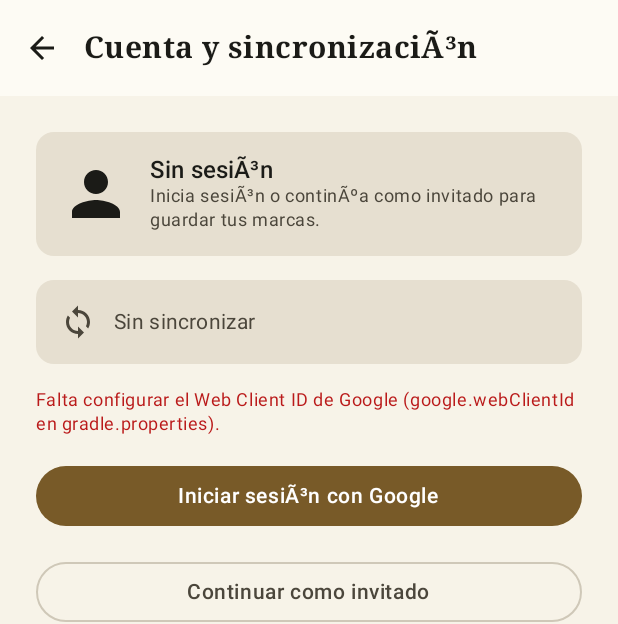
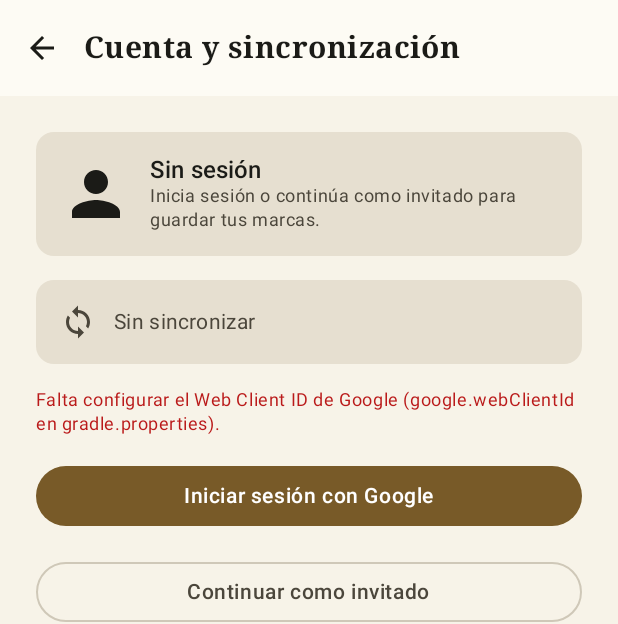
Before and after one commit to ThiKeiW/lol-info-movil, an Android app built with Jetpack Compose: the screen it shows after launch (MainActivity), after a tap on "Continuar como invitado", on a phone screen of 412 x 824 dp. Shown: the top 624 px of the screen. Run offline under Robolectric (Android 15) with nearby library versions, the phone set to English and light mode, and no system bars; our stand-ins replace Dagger/Hilt's generated code, Firebase (no records; nobody signed in at launch, a user with empty details on screens opened directly), Navigation 3, Room's generated code; libraries missing offline, so code that uses them is left out: androidx.hilt.lifecycle; pictures from the network do not load; 3 other taps on this screen came first.

Commit message:
fix: corregir mojibake de acentos y simbolos en strings ES/EN

```diff
--- a/app/src/main/res/values/strings.xml
+++ b/app/src/main/res/values/strings.xml
@@ -2,15 +2,15 @@
     <string name="app_name">LoL SkinScope</string>
 
     <string name="champions_title">Campeones</string>
-    <string name="champions_subtitle">Parche %1$s Â· %2$d campeones</string>
-    <string name="champions_not_synced">CatÃ¡logo sin sincronizar</string>
-    <string name="champions_search_hint">Buscar campeÃ³n</string>
-    <string name="champions_loading">Sincronizando catÃ¡logoâ€¦</string>
-    <string name="champions_empty">No hay campeones todavÃ­a. Pulsa actualizar para sincronizar.</string>
-    <string name="champions_no_results">Sin resultados para Â«%1$sÂ»</string>
+    <string name="champions_subtitle">Parche %1$s · %2$d campeones</string>
+    <string name="champions_not_synced">Catálogo sin sincronizar</string>
+    <string name="champions_search_hint">Buscar campeón</string>
+    <string name="champions_loading">Sincronizando catálogo…</string>
+    <string name="champions_empty">No hay campeones todavía. Pulsa actualizar para sincronizar.</string>
+    <string name="champions_no_results">Sin resultados para «%1$s»</string>
 
-    <string name="champion_detail_title">CampeÃ³n</string>
-    <string name="champion_not_found">CampeÃ³n no encontrado</string>
+    <string name="champion_detail_title">Campeón</string>
+    <string name="champion_not_found">Campeón no encontrado</string>
     <string name="champion_skins_count">Skins (%1$d)</string>
     <string name="skin_legacy">Legado</string>
     <string name="tag_fighter">Luchador</string>
@@ -20,45 +20,45 @@
     <string name="tag_assassin">Asesino</string>
     <string name="tag_support">Soporte</string>
     <string name="skin_rarity_legendary">Legendaria</string>
-    <string name="skin_rarity_mythic">MÃ­tica</string>
-    <string name="skin_rarity_epic">Ã‰pica</string>
+    <string name="skin_rarity_mythic">Mítica</string>
+    <string name="skin_rarity_epic">Épica</string>
     <string name="skin_rarity_rare">Rara</string>
     <string name="skin_rarity_transcendent">Trascendente</string>
     <string name="skin_rarity_ultimate">Definitiva</string>
     <string name="skin_rarity_exalted">Exaltada</string>
     <string name="skin_rarity_other">Especial</string>
     <string name="language_picker">Idioma</string>
-    <string name="language_es_mx">EspaÃ±ol (MX)</string>
-    <string name="language_es_mx_on">âœ“ EspaÃ±ol (MX)</string>
+    <string name="language_es_mx">Español (MX)</string>
+    <string name="language_es_mx_on">✓ Español (MX)</string>
     <string name="language_en_na">English (NA)</string>
-    <string name="language_en_na_on">âœ“ English (NA)</string>
+    <string name="language_en_na_on">✓ English (NA)</string>
     <string name="skin_price_rp">%1$d RP</string>
     <string name="skin_price_me">%1$d EM</string>
     <string name="skin_watch_video">Ver video (SkinSpotlights)</string>
     <string name="skin_audio">Escuchar voz</string>
     <string name="skin_favorite">Marcar como favorita</string>
     <string name="skin_unfavorite">Quitar de favoritas</string>
-    <string name="skin_owned">En posesiÃ³n</string>
+    <string name="skin_owned">En posesión</string>
     <string name="skin_not_owned">No obtenido</string>
 
     <string name="favorites_title">Skins favoritas</string>
-    <string name="favorites_empty">AÃºn no tienes skins favoritas. MÃ¡rcalas con el corazÃ³n en el detalle de un campeÃ³n.</string>
-    <string name="owned_title">En posesiÃ³n</string>
-    <string name="owned_empty">AÃºn no has marcado skins como obtenidas. Toca Â«No obtenidoÂ» en el detalle de un campeÃ³n.</string>
+    <string name="favorites_empty">Aún no tienes skins favoritas. Márcalas con el corazón en el detalle de un campeón.</string>
+    <string name="owned_title">En posesión</string>
+    <string name="owned_empty">Aún no has marcado skins como obtenidas. Toca «No obtenido» en el detalle de un campeón.</string>
     <string name="skins_collection_count">%1$d skins</string>
-    <string name="skins_search_hint">Buscar skin o campeÃ³n</string>
-    <string name="skins_no_results">Sin resultados para Â«%1$sÂ»</string>
+    <string name="skins_search_hint">Buscar skin o campeón</string>
+    <string name="skins_no_results">Sin resultados para «%1$s»</string>
     <string name="filter_legacy">Legado</string>
     <string name="filter_clear">Limpiar filtros</string>
     <string name="skin_video_channel">Video por SkinSpotlights en YouTube</string>
     <string name="skin_video_open_youtube">Abrir en YouTube</string>
-    <string name="skin_video_not_found">No se encontrÃ³ un video para este skin. Revisa tu conexiÃ³n e intÃ©ntalo de nuevo.</string>
+    <string name="skin_video_not_found">No se encontró un video para este skin. Revisa tu conexión e inténtalo de nuevo.</string>
 
-    <string name="audio_champion_voice">Voz del campeÃ³n</string>
+    <string name="audio_champion_voice">Voz del campeón</string>
     <string name="audio_base_voice">Voz base</string>
     <string name="audio_sheet_title">Audios de %1$s</string>
     <string name="audio_section_all">Todo</string>
-    <string name="audio_section_champion_select">SelecciÃ³n</string>
+    <string name="audio_section_champion_select">Selección</string>
     <string name="audio_section_ban">Bloqueo</string>
     <string name="audio_section_movement">Movimiento</string>
     <string name="audio_section_first_move">Primer movimiento</string>
@@ -71,7 +71,7 @@
     <string name="audio_section_laugh">Risa</string>
     <string name="audio_section_dance">Baile</string>
     <string name="audio_section_attack">Ataque</string>
-    <string name="audio_section_basic_attacking">Ataque bÃ¡sico</string>
+    <string name="audio_section_basic_attacking">Ataque básico</string>
     <string name="audio_section_attacking">Atacando</string>
     <string name="audio_section_ability_casting">Habilidades</string>
     <string name="audio_section_kills_objectives">Bajas y objetivos</string>
@@ -82,7 +82,7 @@
     <string name="audio_section_recall">Retirada</string>
     <string name="audio_section_low_health">Vida baja</string>
     <string name="audio_section_shopping">Tienda</string>
-    <string name="audio_section_pinging">SeÃ±ales</string>
+    <string name="audio_section_pinging">Señales</string>
     <string name="audio_section_general">General</string>
     <string name="audio_form_original">Original</string>
     <string name="audio_form_old">Variante antigua</string>
@@ -91,11 +91,11 @@
     <string name="audio_form_indie">Indie</string>
     <string name="audio_form_rising_star">Estrella en ascenso</string>
     <string name="audio_form_superstar">Superestrella</string>
-    <string name="audio_loading">Cargando audiosâ€¦</string>
-    <string name="audio_error">No se pudieron cargar los audios. Revisa tu conexiÃ³n e intÃ©ntalo de nuevo.</string>
-    <string name="audio_empty">No hay audios disponibles para este campeÃ³n.</string>
+    <string name="audio_loading">Cargando audios…</string>
+    <string name="audio_error">No se pudieron cargar los audios. Revisa tu conexión e inténtalo de nuevo.</string>
+    <string name="audio_empty">No hay audios disponibles para este campeón.</string>
     <string name="audio_skin_fallback_note">No hay voces propias para esta skin.</string>
-    <string name="audio_no_transcript">Sin transcripciÃ³n</string>
+    <string name="audio_no_transcript">Sin transcripción</string>
     <string name="audio_localized_badge">Localizado</string>
     <string name="audio_play">Reproducir</string>
     <string name="audio_pause">Pausar</string>
@@ -103,31 +103,31 @@
     <string name="audio_next">Siguiente</string>
     <string name="audio_attribution">Voces: lolsound.com (tercero no oficial). Audio © Riot Games.</string>
 
-    <string name="account_title">Cuenta y sincronizaciÃ³n</string>
-    <string name="account_action_open">Cuenta y sincronizaciÃ³n</string>
-    <string name="account_anonymous_title">SesiÃ³n anÃ³nima</string>
+    <string name="account_title">Cuenta y sincronización</string>
+    <string name="account_action_open">Cuenta y sincronización</string>
+    <string name="account_anonymous_title">Sesión anónima</string>
     <string name="account_anonymous_body">Tus marcas se guardan en este dispositivo. Vincula Google para sincronizarlas entre equipos.</string>
     <string name="account_linked_title">Cuenta de Google</string>
-    <string name="account_signed_out_title">Sin sesiÃ³n</string>
-    <string name="account_signed_out_body">Inicia sesiÃ³n o continÃºa como invitado para guardar tus marcas.</string>
+    <string name="account_signed_out_title">Sin sesión</string>
+    <string name="account_signed_out_body">Inicia sesión o continúa como invitado para guardar tus marcas.</string>
     <string name="account_link_google">Vincular con Google</string>
-    <string name="account_sign_in_google">Iniciar sesiÃ³n con Google</string>
-    <string name="account_sign_out">Cerrar sesiÃ³n</string>
+    <string name="account_sign_in_google">Iniciar sesión con Google</string>
+    <string name="account_sign_out">Cerrar sesión</string>
     <string name="account_continue_guest">Continuar como invitado</string>
     <string name="account_sync_now">Sincronizar ahora</string>
     <string name="account_sync_idle">Sin sincronizar</string>
-    <string name="account_sync_syncing">Sincronizandoâ€¦</string>
-    <string name="account_sync_success">Ãšltima sincronizaciÃ³n: %1$s</string>
-    <string name="account_sync_error">Error de sincronizaciÃ³n: %1$s</string>
+    <string name="account_sync_syncing">Sincronizando…</string>
+    <string name="account_sync_success">Última sincronización: %1$s</string>
+    <string name="account_sync_error">Error de sincronización: %1$s</string>
     <string name="account_google_not_configured">Falta configurar el Web Client ID de Google (google.webClientId en gradle.properties).</string>
-    <string name="account_signed_in_google">SesiÃ³n iniciada con Google</string>
+    <string name="account_signed_in_google">Sesión iniciada con Google</string>
     <string name="account_linked_google">Cuenta vinculada con Google</string>
-    <string name="account_signed_out">SesiÃ³n cerrada</string>
-    <string name="account_error">No se pudo completar la operaciÃ³n</string>
+    <string name="account_signed_out">Sesión cerrada</string>
+    <string name="account_error">No se pudo completar la operación</string>
 
     <string name="action_refresh">Actualizar</string>
     <string name="action_retry">Reintentar</string>
     <string name="action_back">Volver</string>
     <string name="action_close">Cerrar</string>
-    <string name="action_clear_search">Borrar bÃºsqueda</string>
+    <string name="action_clear_search">Borrar búsqueda</string>
 </resources>
```
Also changed, not shown: 1 other file.
